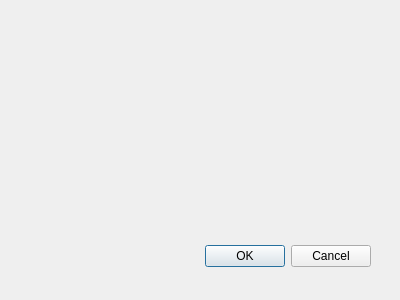
First picture: the form in gender_indicator_tool/gender_indicator_tool_dialog_base.ui, repository worldbank/GEEST, before the edit.
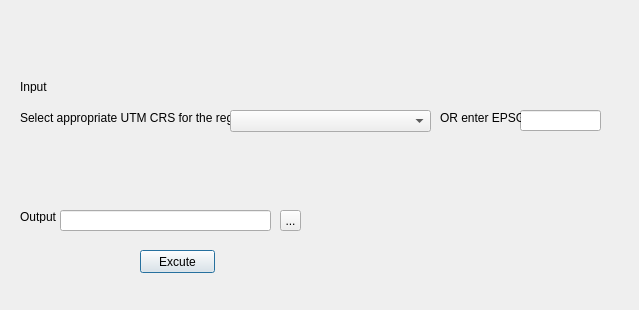
Second picture: the form after the edit. Custom widgets are drawn as their Qt base class.

```diff
--- a/gender_indicator_tool/gender_indicator_tool_dialog_base.ui
+++ b/gender_indicator_tool/gender_indicator_tool_dialog_base.ui
@@ -1,34 +1,157 @@
 <ui version="4.0" >
  <class>GenderIndicatorToolDialogBase</class>
- <widget class="QDialog" name="GenderIndicatorToolDialogBase" >
-  <property name="geometry" >
+ <widget class="QDialog" name="GenderIndicatorToolDialogBase">
+  <property name="geometry">
    <rect>
     <x>0</x>
     <y>0</y>
-    <width>400</width>
-    <height>300</height>
+    <width>639</width>
+    <height>310</height>
    </rect>
   </property>
   <property name="windowTitle" >
    <string>World Bank Gender Indicator Tool</string>
   </property>
-  <widget class="QDialogButtonBox" name="button_box" >
-   <property name="geometry" >
+  <widget class="QLabel" name="label">
+   <property name="geometry">
     <rect>
-     <x>30</x>
-     <y>240</y>
-     <width>341</width>
-     <height>32</height>
+     <x>20</x>
+     <y>80</y>
+     <width>47</width>
+     <height>13</height>
     </rect>
    </property>
-   <property name="orientation" >
-    <enum>Qt::Horizontal</enum>
+   <property name="text">
+    <string>Input</string>
    </property>
-   <property name="standardButtons" >
-    <set>QDialogButtonBox::Cancel|QDialogButtonBox::Ok</set>
+  </widget>
+  <widget class="QLabel" name="label_2">
+   <property name="geometry">
+    <rect>
+     <x>20</x>
+     <y>210</y>
+     <width>47</width>
+     <height>13</height>
+    </rect>
+   </property>
+   <property name="text">
+    <string>Output</string>
+   </property>
+  </widget>
+  <widget class="QToolButton" name="tbOutputFile">
+   <property name="geometry">
+    <rect>
+     <x>280</x>
+     <y>210</y>
+     <width>21</width>
+     <height>21</height>
+    </rect>
+   </property>
+   <property name="text">
+    <string>...</string>
+   </property>
+  </widget>
+  <widget class="QgsFileWidget" name="Input">
+   <property name="geometry">
+    <rect>
+     <x>60</x>
+     <y>70</y>
+     <width>241</width>
+     <height>31</height>
+    </rect>
+   </property>
+  </widget>
+  <widget class="QPushButton" name="pbExecute">
+   <property name="geometry">
+    <rect>
+     <x>140</x>
+     <y>250</y>
+     <width>75</width>
+     <height>23</height>
+    </rect>
+   </property>
+   <property name="text">
+    <string>Excute</string>
+   </property>
+  </widget>
+  <widget class="QgsFilterLineEdit" name="mLineEdit">
+   <property name="geometry">
+    <rect>
+     <x>520</x>
+     <y>110</y>
+     <width>81</width>
+     <height>21</height>
+    </rect>
+   </property>
+   <property name="text">
+    <string/>
+   </property>
+   <property name="qgisRelation" stdset="0">
+    <string notr="true"/>
+   </property>
+  </widget>
+  <widget class="QgsFilterLineEdit" name="OutputFileLineEdit">
+   <property name="geometry">
+    <rect>
+     <x>60</x>
+     <y>210</y>
+     <width>211</width>
+     <height>21</height>
+    </rect>
+   </property>
+   <property name="qgisRelation" stdset="0">
+    <string notr="true"/>
+   </property>
+  </widget>
+  <widget class="QLabel" name="label_3">
+   <property name="geometry">
+    <rect>
+     <x>20</x>
+     <y>110</y>
+     <width>211</width>
+     <height>16</height>
+    </rect>
+   </property>
+   <property name="text">
+    <string>Select appropriate UTM CRS for the region</string>
+   </property>
+  </widget>
+  <widget class="QLabel" name="label_4">
+   <property name="geometry">
+    <rect>
+     <x>440</x>
+     <y>110</y>
+     <width>81</width>
+     <height>16</height>
+    </rect>
+   </property>
+   <property name="text">
+    <string>OR enter EPSG: </string>
+   </property>
+  </widget>
+  <widget class="QComboBox" name="CRScomboBox">
+   <property name="geometry">
+    <rect>
+     <x>230</x>
+     <y>110</y>
+     <width>201</width>
+     <height>22</height>
+    </rect>
    </property>
   </widget>
  </widget>
+ <customwidgets>
+  <customwidget>
+   <class>QgsFileWidget</class>
+   <extends>QWidget</extends>
+   <header>qgsfilewidget.h</header>
+  </customwidget>
+  <customwidget>
+   <class>QgsFilterLineEdit</class>
+   <extends>QLineEdit</extends>
+   <header>qgsfilterlineedit.h</header>
+  </customwidget>
+ </customwidgets>
  <resources/>
  <connections>
   <connection>
```
Left out of the diff: 40 changed lines with no effect on the pictures.
